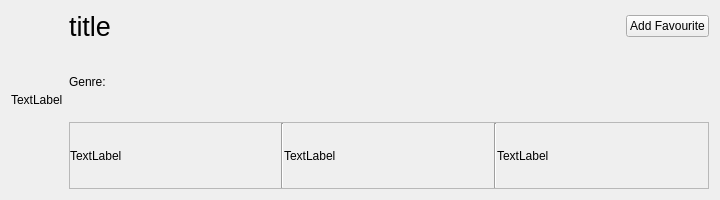
The window that ClipFlix/serie_scroll.ui (andralves717/IHC_Clipflix) describes before a commit, drawn with Qt 5.
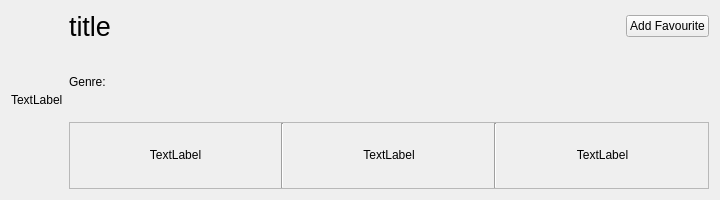
The same window after the commit.

```diff
--- a/ClipFlix/serie_scroll.ui
+++ b/ClipFlix/serie_scroll.ui
@@ -111,6 +111,12 @@
               <property name="text">
                <string>TextLabel</string>
               </property>
+              <property name="alignment">
+               <set>Qt::AlignCenter</set>
+              </property>
+              <property name="textInteractionFlags">
+               <set>Qt::LinksAccessibleByMouse|Qt::TextSelectableByMouse</set>
+              </property>
              </widget>
             </item>
             <item>
@@ -125,6 +131,12 @@
               <property name="text">
                <string>TextLabel</string>
               </property>
+              <property name="alignment">
+               <set>Qt::AlignCenter</set>
+              </property>
+              <property name="textInteractionFlags">
+               <set>Qt::LinksAccessibleByMouse|Qt::TextSelectableByMouse</set>
+              </property>
              </widget>
             </item>
             <item>
@@ -139,6 +151,12 @@
               <property name="text">
                <string>TextLabel</string>
               </property>
+              <property name="alignment">
+               <set>Qt::AlignCenter</set>
+              </property>
+              <property name="textInteractionFlags">
+               <set>Qt::LinksAccessibleByMouse|Qt::TextSelectableByMouse</set>
+              </property>
              </widget>
             </item>
            </layout>
```
Left out of the diff: 7 changed lines with no effect on the pictures.
